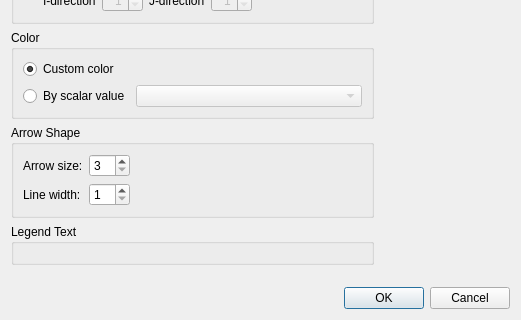
The window that libs/post/post2d/datamodel/post2dwindowarrowstructuredsettingdialog.ui (i-RIC/prepost-gui) describes before a commit, drawn with Qt 5; both pictures show x 0 to 521 and y 285 to 605 of the 521 by 605 pixel window.
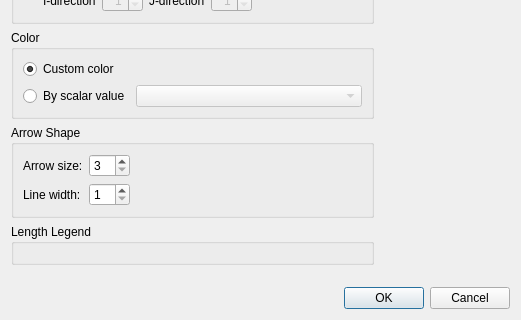
The same window after the commit. Custom widgets are drawn as their Qt base class.

Commit message: Arrow Legend setting implemented.

What changed in the file:
```diff
--- a/libs/post/post2d/datamodel/post2dwindowarrowstructuredsettingdialog.ui
+++ b/libs/post/post2d/datamodel/post2dwindowarrowstructuredsettingdialog.ui
@@ -402,7 +402,7 @@
        <item>
         <widget class="QGroupBox" name="legendTextGroupBox">
          <property name="title">
-          <string>Legend Text</string>
+          <string>Length Legend</string>
          </property>
          <layout class="QVBoxLayout" name="verticalLayout_4">
           <item>
```
The commit also changes 15 other files.
